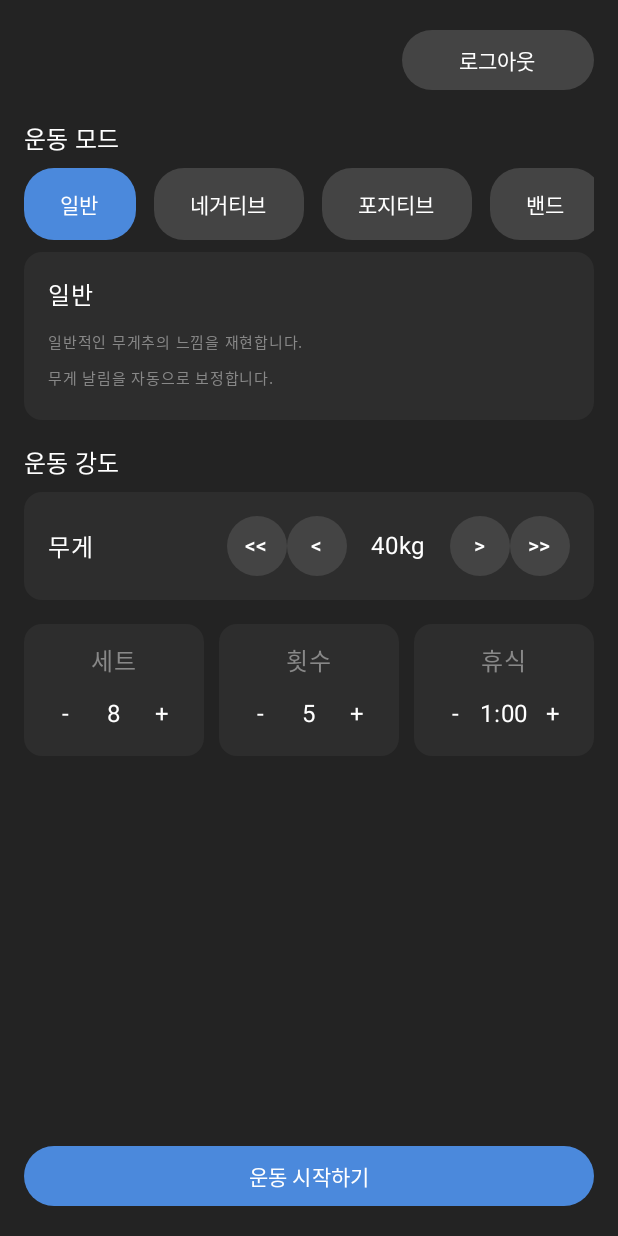
After one commit to apdlwjwjwj/light, an Android app built with Jetpack Compose: the composable ExerciseScreen called with empty values, on a phone screen of 412 x 824 dp. The commit adds this screen. Run offline under Robolectric (Android 15) with nearby library versions, the phone set to English and light mode, and no system bars.

Commit message:
exercisescreen

```diff
--- a/app/src/main/java/com/example/myapplication/MainActivity.kt
+++ b/app/src/main/java/com/example/myapplication/MainActivity.kt
@@ -3,30 +3,18 @@ package com.example.myapplication
 import android.os.Bundle
 import androidx.activity.ComponentActivity
 import androidx.activity.compose.setContent
-import androidx.compose.foundation.layout.Arrangement
 import androidx.lifecycle.viewmodel.compose.viewModel
 import com.example.myapplication.ui.theme.MyApplicationTheme
-import com.example.myapplication.ui.screen.SplashScreen
+import com.example.myapplication.ui.screen.ExerciseScreen
+import com.example.myapplication.viewmodel.ExerciseViewModel
 import com.example.myapplication.viewmodel.SplashViewModel
 import com.example.myapplication.viewmodel.PasswordViewModel
+import com.example.myapplication.ui.screen.SplashScreen
 import com.example.myapplication.ui.screen.PasswordInputScreen
 import androidx.compose.runtime.getValue
+import androidx.compose.runtime.setValue
 import androidx.compose.runtime.mutableStateOf
 import androidx.compose.runtime.remember
-import androidx.compose.runtime.setValue
-import androidx.compose.runtime.Composable
-import androidx.compose.ui.Alignment
-import androidx.compose.foundation.layout.Box
-import androidx.compose.foundation.layout.Column
-import androidx.compose.foundation.layout.Spacer
-import androidx.compose.foundation.layout.fillMaxSize
-import androidx.compose.foundation.layout.height
-import androidx.compose.foundation.layout.padding
-import androidx.compose.material3.Button
-import androidx.compose.material3.MaterialTheme
-import androidx.compose.material3.Text
-import androidx.compose.ui.Modifier
-import androidx.compose.ui.unit.dp
 
 class MainActivity : ComponentActivity() {
     override fun onCreate(savedInstanceState: Bundle?) {
@@ -35,6 +23,7 @@ class MainActivity : ComponentActivity() {
             MyApplicationTheme {
                 val splashViewModel: SplashViewModel = viewModel()
                 val passwordViewModel: PasswordViewModel = viewModel()
+                val exerciseViewModel: ExerciseViewModel = viewModel()
                 val showSplash by splashViewModel.showSplash
 
                 var memberName by remember { mutableStateOf<String?>(null) }
@@ -49,8 +38,9 @@ class MainActivity : ComponentActivity() {
                         viewModel = passwordViewModel
                     )
                 } else {
-                    SuccessScreen(
-                        name = memberName!!,
+                    ExerciseScreen(
+                        userName = memberName!!,
+                        viewModel = exerciseViewModel,
                         onLogout = {
                             memberName = null
                         }
@@ -60,24 +50,3 @@ class MainActivity : ComponentActivity() {
         }
     }
 }
-
-
-@Composable
-fun SuccessScreen(name: String, onLogout: () -> Unit) {
-    Column(
-        modifier = Modifier
-            .fillMaxSize()
-            .padding(16.dp),
-        horizontalAlignment = Alignment.CenterHorizontally,
-        verticalArrangement = Arrangement.Center
-    ) {
-        Text(
-            text = "이름: $name",
-            style = MaterialTheme.typography.headlineLarge
-        )
-        Spacer(modifier = Modifier.height(24.dp))
-        Button(onClick = onLogout) {
-            Text("로그아웃")
-        }
-    }
-}
--- /dev/null
+++ b/app/src/main/java/com/example/myapplication/data/ExerciseUiState.kt
@@ -0,0 +1,9 @@
+    package com.example.myapplication.data
+
+    data class ExerciseUiState(
+        val selectedModeIndex: Int = 0,
+        val weight: Int = 40,
+        val sets: Int = 8,
+        val reps: Int = 5,
+        val restSeconds: Int = 60
+    )
--- /dev/null
+++ b/app/src/main/java/com/example/myapplication/ui/screen/ExerciseScreen.kt
@@ -0,0 +1,252 @@
+package com.example.myapplication.ui.screen
+
+import androidx.activity.compose.BackHandler
+import androidx.compose.foundation.background
+import androidx.compose.foundation.layout.*
+import androidx.compose.foundation.lazy.LazyRow
+import androidx.compose.foundation.lazy.itemsIndexed
+import androidx.compose.foundation.shape.CircleShape
+import androidx.compose.foundation.shape.RoundedCornerShape
+import androidx.compose.material3.*
+import androidx.compose.runtime.*
+import androidx.compose.ui.Alignment
+import androidx.compose.ui.Modifier
+import androidx.compose.ui.graphics.Color
+import androidx.compose.ui.unit.dp
+import androidx.compose.ui.unit.sp
+import com.example.myapplication.viewmodel.ExerciseViewModel
+import androidx.lifecycle.viewmodel.compose.viewModel
+
+@Composable
+fun ExerciseScreen(
+    userName: String,
+    viewModel: ExerciseViewModel = viewModel(),
+    onLogout: () -> Unit
+) {
+    BackHandler(enabled = true) { }
+
+    val state = viewModel.uiState
+    val modes = viewModel.modes
+
+    Column(
+        modifier = Modifier
+            .fillMaxSize()
+            .background(Color(0xFF232323))
+            .padding(16.dp)
+    ) {
+        Row(
+            modifier = Modifier.fillMaxWidth(),
+            horizontalArrangement = Arrangement.End,
+            verticalAlignment = Alignment.CenterVertically
+        ) {
+            Text(
+                text = userName,
+                color = Color.White,
+                style = MaterialTheme.typography.bodyMedium
+            )
+            Spacer(modifier = Modifier.width(8.dp))
+            Button(
+                onClick = {
+                  viewModel.resetState()
+                  onLogout()
+                },
+                colors = ButtonDefaults.buttonColors(containerColor = Color.DarkGray),
+                modifier = Modifier.width(128.dp),
+                contentPadding = PaddingValues(0.dp)
+            ) {
+                Text("로그아웃", color = Color.White)
+            }
+        }
+
+        Spacer(Modifier.height(16.dp))
+
+        // 운동 모드 LazyRow
+        Text(
+            text = "운동 모드",
+            color = Color.White,
+            style = MaterialTheme.typography.titleMedium
+        )
+        LazyRow(
+            modifier = Modifier
+                .fillMaxWidth()
+                .padding(vertical = 8.dp),
+            horizontalArrangement = Arrangement.spacedBy(12.dp)
+        ) {
+            itemsIndexed(modes) { idx, mode ->
+                val isSelected = idx == state.selectedModeIndex
+                Button(
+                    onClick = { viewModel.selectMode(idx) },
+                    shape = RoundedCornerShape(20.dp),
+                    colors = ButtonDefaults.buttonColors(
+                        containerColor = if (isSelected) Color(0xFF4B89DC) else Color.DarkGray
+                    ),
+                    modifier = Modifier.height(48.dp)
+                ) {
+                    Text(
+                        text = mode,
+                        color = Color.White
+                    )
+                }
+            }
+        }
+        Card(
+            modifier = Modifier.fillMaxWidth(),
+            colors = CardDefaults.cardColors(containerColor = Color(0xFF2D2D2D))
+        ) {
+            Column(Modifier.padding(16.dp)) {
+                Text(
+                    text = modes[state.selectedModeIndex],
+                    color = Color.White
+                )
+                Spacer(modifier = Modifier.height(8.dp))
+                Text(
+                    text = when (modes[state.selectedModeIndex]) {
+                        "일반" -> "일반적인 무게추의 느낌을 재현합니다.\n무게 날림을 자동으로 보정합니다."
+                        "네거티브" -> "최대 수축 이후에 무게를 증가시킵니다.\n최대한 버티면서 이완하세요."
+                        "포지티브" -> "최대 수축 이전까지 무게를 증가시킵니다.\n이완을 시작하면 원상태로 돌아옵니다."
+                        "밴드" -> "탄성을 가진 밴드처럼 가동 범위를 따라 무게가 변합니다."
+                        "체인" -> "쇠사슬을 이용한 훈련법을 재현합니다.\n가동 범위의 70%까지 무게가 일정하게 증가했다가 감소합니다."
+                        "드롭" -> "사용자가 한계에 도달할 때마다 무게를 낮춥니다.\n한 세트에서 최대 4번까지 낮춥니다."
+                        "워터" -> "물속에서 움직이는 것처럼 빠르게 움직일수록 저항이 강해집니다."
+                        "등속성" -> "일정한 속도로 운동합니다.\n부상 위험이 낮고 재활에 효과적입니다."
+                        else -> ""
+                    },
+                    color = Color.Gray,
+                    fontSize = 10.sp
+                )
+            }
+        }
+
+        Spacer(Modifier.height(16.dp))
+
+        Text(
+            text = "운동 강도",
+            color = Color.White,
+            style = MaterialTheme.typography.titleMedium
+        )
+
+        Card(
+            modifier = Modifier
+                .fillMaxWidth()
+                .padding(vertical = 8.dp),
+            colors = CardDefaults.cardColors(containerColor = Color(0xFF2D2D2D))
+        ) {
+            Row(
+                modifier = Modifier
+                    .fillMaxWidth()
+                    .padding(16.dp),
+                horizontalArrangement = Arrangement.SpaceBetween,
+                verticalAlignment = Alignment.CenterVertically
+            ) {
+                Text("무게", color = Color.White)
+                Row(verticalAlignment = Alignment.CenterVertically) {
+                    Button(
+                        onClick = { viewModel.changeWeight(-5) },
+                        shape = CircleShape,
+                        modifier = Modifier.size(40.dp),
+                        contentPadding = PaddingValues(0.dp),
+                        colors = ButtonDefaults.buttonColors(containerColor = Color.DarkGray)
+                    ) { Text("<<", color = Color.White) }
+                    Button(
+                        onClick = { viewModel.changeWeight(-1) },
+                        shape = CircleShape,
+                        modifier = Modifier.size(40.dp),
+                        contentPadding = PaddingValues(0.dp),
+                        colors = ButtonDefaults.buttonColors(containerColor = Color.DarkGray)
+                    ) { Text("<", color = Color.White) }
+                    Text(
+                        text = "${state.weight}kg",
+                        color = Color.White,
+                        modifier = Modifier.padding(horizontal = 16.dp)
+                    )
+                    Button(
+                        onClick = { viewModel.changeWeight(1) },
+                        shape = CircleShape,
+                        modifier = Modifier.size(40.dp),
+                        contentPadding = PaddingValues(0.dp),
+                        colors = ButtonDefaults.buttonColors(containerColor = Color.DarkGray)
+                    ) { Text(">", color = Color.White) }
+                    Button(
+                        onClick = { viewModel.changeWeight(5) },
+                        shape = CircleShape,
+                        modifier = Modifier.size(40.dp),
+                        contentPadding = PaddingValues(0.dp),
+                        colors = ButtonDefaults.buttonColors(containerColor = Color.DarkGray)
+                    ) { Text(">>", color = Color.White) }
+                }
+            }
+        }
+
+        Row(
+            modifier = Modifier
+                .fillMaxWidth()
+                .padding(vertical = 8.dp),
+            horizontalArrangement = Arrangement.SpaceBetween
+        ) {
+            WorkoutParam(
+                label = "세트",
+                value = "${state.sets}",
+                onMinus = { viewModel.changeSets(-1) },
+                onPlus = { viewModel.changeSets(1) }
+            )
+            WorkoutParam(
+                label = "횟수",
+                value = "${state.reps}",
+                onMinus = { viewModel.changeReps(-1) },
+                onPlus = { viewModel.changeReps(1) }
+            )
+            WorkoutParam(
+                label = "휴식",
+                value = "${state.restSeconds / 60}:${(state.restSeconds % 60).toString().padStart(2, '0')}",
+                onMinus = { viewModel.changeRest(-5) },
+                onPlus = { viewModel.changeRest(5) }
+            )
+        }
+
+        Spacer(modifier = Modifier.weight(1f))
+
+        Button(
+            onClick = { /* TODO */ },
+            modifier = Modifier.fillMaxWidth(),
+            colors = ButtonDefaults.buttonColors(containerColor = Color(0xFF4B89DC))
+        ) {
+            Text("운동 시작하기", color = Color.White)
+        }
+    }
+}
+
+@Composable
+fun WorkoutParam(
+    label: String,
+    value: String,
+    onMinus: () -> Unit,
+    onPlus: () -> Unit
+) {
+    Card(
+        colors = CardDefaults.cardColors(containerColor = Color(0xFF2D2D2D)),
+        modifier = Modifier.width(120.dp)
+    ) {
+        Column(
+            horizontalAlignment = Alignment.CenterHorizontally,
+            modifier = Modifier.padding(12.dp)
+        ) {
+            Text(label, color = Color.Gray)
+            Spacer(modifier = Modifier.height(8.dp))
+            Row(
+                verticalAlignment = Alignment.CenterVertically,
+                horizontalArrangement = Arrangement.SpaceBetween,
+                modifier = Modifier.fillMaxWidth()
+            ) {
+                IconButton(
+                    onClick = onMinus,
+                    modifier = Modifier.size(32.dp)
+                ) { Text("-", color = Color.White) }
+                Text(value, color = Color.White)
+                IconButton(
+                    onClick = onPlus,
+                    modifier = Modifier.size(32.dp)
+                ) { Text("+", color = Color.White) }
+            }
+        }
+    }
+}
--- /dev/null
+++ b/app/src/main/java/com/example/myapplication/viewmodel/ExerciseViewModel.kt
@@ -0,0 +1,31 @@
+package com.example.myapplication.viewmodel
+
+import androidx.compose.runtime.*
+import androidx.lifecycle.ViewModel
+import com.example.myapplication.data.ExerciseUiState
+
+class ExerciseViewModel : ViewModel() {
+    val modes = listOf("일반", "네거티브", "포지티브", "밴드", "체인", "드롭", "워터", "등속성")
+
+    var uiState by mutableStateOf(ExerciseUiState())
+        private set
+
+    fun selectMode(index: Int) {
+        uiState = uiState.copy(selectedModeIndex = index)
+    }
+    fun changeWeight(delta: Int) {
+        uiState = uiState.copy(weight = (uiState.weight + delta).coerceIn(0, 200))
+    }
+    fun changeSets(delta: Int) {
+        uiState = uiState.copy(sets = (uiState.sets + delta).coerceIn(1, 20))
+    }
+    fun changeReps(delta: Int) {
+        uiState = uiState.copy(reps = (uiState.reps + delta).coerceIn(1, 20))
+    }
+    fun changeRest(delta: Int) {
+        uiState = uiState.copy(restSeconds = (uiState.restSeconds + delta).coerceIn(0, 3600))
+    }
+    fun resetState() {
+        uiState = ExerciseUiState()
+    }
+}
--- a/app/src/main/java/com/example/myapplication/viewmodel/PasswordViewModel.kt
+++ b/app/src/main/java/com/example/myapplication/viewmodel/PasswordViewModel.kt
@@ -14,7 +14,7 @@ class PasswordViewModel : ViewModel() {
         if (_password.value.length < 4) {
             _password.value += digit
             if (_password.value.length == 4) {
-                _isValid.value = true // 실제 검증은 UI에서!
+                _isValid.value = true
             }
         }
     }
```
